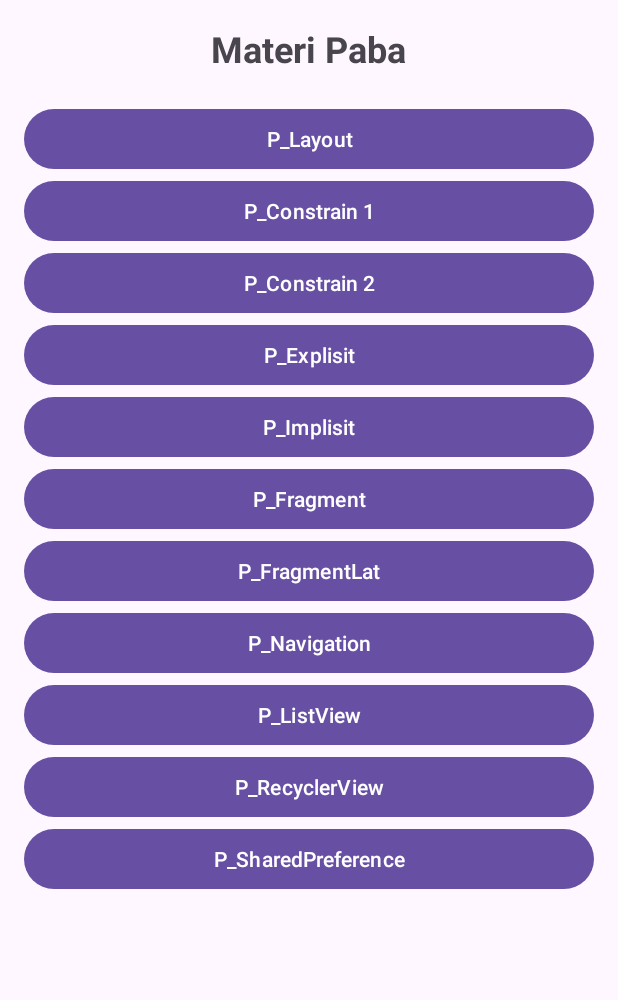
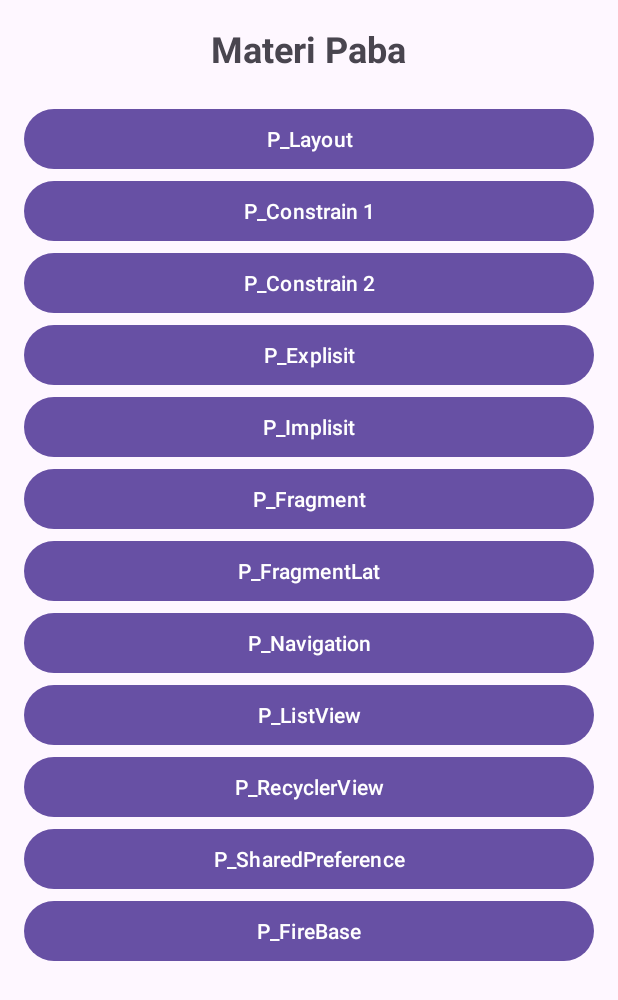
Before and after one commit to Moofien/PabaMateri, an Android app: the screen it shows after launch (MainActivity), on a phone screen of 412 x 824 dp. Shown: the top 1000 px of the screen. Run offline under Robolectric (Android 15) with nearby library versions, the phone set to English and light mode, and no system bars.

```diff
--- a/app/build.gradle.kts
+++ b/app/build.gradle.kts
@@ -58,7 +58,6 @@ dependencies {
 
 //    untuk p_recyclerView
     implementation(libs.picasso)
-
 //    untuk p_SharedPref
     implementation(libs.gson)
 }
--- a/app/src/main/java/com/example/pabamateri/MainActivity.kt
+++ b/app/src/main/java/com/example/pabamateri/MainActivity.kt
@@ -32,6 +32,8 @@ class MainActivity : AppCompatActivity() {
         val btnP9 = findViewById<Button>(R.id.btn_listView)
         val btnP10 = findViewById<Button>(R.id.btn_recyclerView)
         val btnP11 = findViewById<Button>(R.id.btn_sharedPref)
+        val btnP12 = findViewById<Button>(R.id.btn_FireBase)
+
 
         btnP1.setOnClickListener {
             val intent = Intent(this, LayoutActivity::class.java)
@@ -77,5 +79,9 @@ class MainActivity : AppCompatActivity() {
             val intent = Intent(this, SharedPrefActivity::class.java)
             startActivity(intent)
         }
+        btnP12.setOnClickListener {
+            val intent = Intent(this, SharedPrefActivity::class.java)
+            startActivity(intent)
+        }
     }
 }
--- a/app/src/main/java/com/example/pabamateri/p_SharedPref/SharedPrefActivity.kt
+++ b/app/src/main/java/com/example/pabamateri/p_SharedPref/SharedPrefActivity.kt
@@ -15,6 +15,7 @@ import com.example.pabamateri.R
 import com.example.pabamateri.p_SharedPref.detPrefWayang
 import com.google.gson.Gson
 import com.google.gson.reflect.TypeToken
+
 
 
 import kotlin.jvm.java
--- a/app/src/main/java/com/example/pabamateri/p_SharedPref/adapterSharedPref.kt
+++ b/app/src/main/java/com/example/pabamateri/p_SharedPref/adapterSharedPref.kt
@@ -9,7 +9,6 @@ import android.widget.TextView
 import androidx.recyclerview.widget.RecyclerView
 import com.squareup.picasso.Picasso
 import com.example.pabamateri.R
-
 
 class adapterRecView(private val listWayang: ArrayList<dcPrefWayang>) :
     RecyclerView.Adapter<adapterRecView.ListViewHolder>() {
--- a/app/src/main/java/com/example/pabamateri/p_SharedPref/dcPrefWayang.kt
+++ b/app/src/main/java/com/example/pabamateri/p_SharedPref/dcPrefWayang.kt
@@ -1,5 +1,4 @@
 package com.example.pabamateri.p_SharedPref
-
 
 import android.os.Parcelable
 import kotlinx.parcelize.Parcelize
--- a/app/src/main/java/com/example/pabamateri/p_SharedPref/detPrefWayang.kt
+++ b/app/src/main/java/com/example/pabamateri/p_SharedPref/detPrefWayang.kt
@@ -8,7 +8,6 @@ import android.widget.TextView
 import com.squareup.picasso.Picasso
 import com.example.pabamateri.R
 import com.example.pabamateri.p_RecyclerView.dcWayang
-
 
 class detPrefWayang : AppCompatActivity() {
     private lateinit var _detFotoWayang: ImageView
--- a/app/src/main/res/layout/activity_det_pref_wayang.xml
+++ b/app/src/main/res/layout/activity_det_pref_wayang.xml
@@ -3,7 +3,6 @@
     android:layout_width="match_parent"
     android:layout_height="match_parent"
     android:padding="16dp">
-
     <LinearLayout
         android:orientation="vertical"
         android:layout_width="match_parent"
--- a/app/src/main/res/layout/activity_main.xml
+++ b/app/src/main/res/layout/activity_main.xml
@@ -85,6 +85,11 @@
             android:layout_height="wrap_content"
             android:text="P_SharedPreference" />
 
+        <Button
+            android:id="@+id/btn_FireBase"
+            android:layout_width="match_parent"
+            android:layout_height="wrap_content"
+            android:text="P_FireBase" />
 
     </LinearLayout>
 </ScrollView>
--- a/app/src/main/res/layout/activity_shared_pref.xml
+++ b/app/src/main/res/layout/activity_shared_pref.xml
@@ -3,6 +3,7 @@
     android:orientation="vertical"
     android:layout_width="match_parent"
     android:layout_height="match_parent">
+
 
     <androidx.recyclerview.widget.RecyclerView
         android:id="@+id/rvWayang"
--- a/app/src/main/res/layout/item_shared_pref.xml
+++ b/app/src/main/res/layout/item_shared_pref.xml
@@ -5,7 +5,6 @@
     android:layout_width="match_parent"
     android:layout_height="wrap_content"
     android:padding="8dp">
-
     <ImageView
         android:id="@+id/gambarWayang"
         android:layout_width="80dp"
--- a/gradle/libs.versions.toml
+++ b/gradle/libs.versions.toml
@@ -16,6 +16,7 @@ safeargs = "2.7.7"
 
 #untuk p_recyclerView
 vpic = "2.8"
+
 
 #untuk p_SharedPref
 gson = "2.13.2"
```
